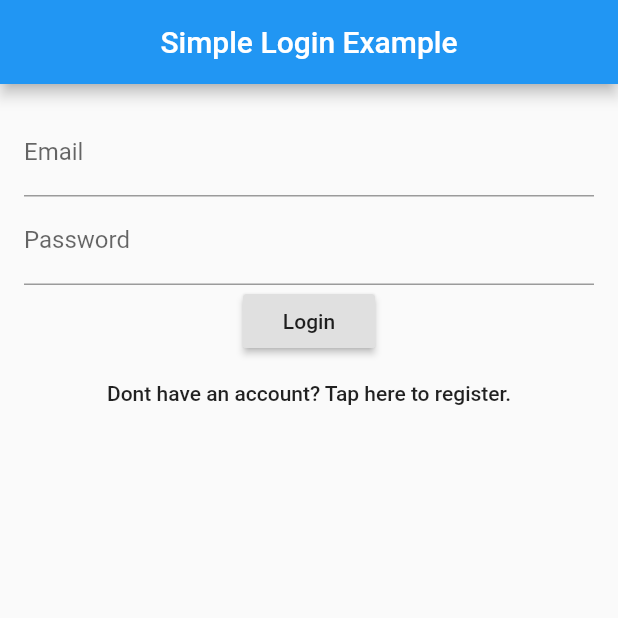
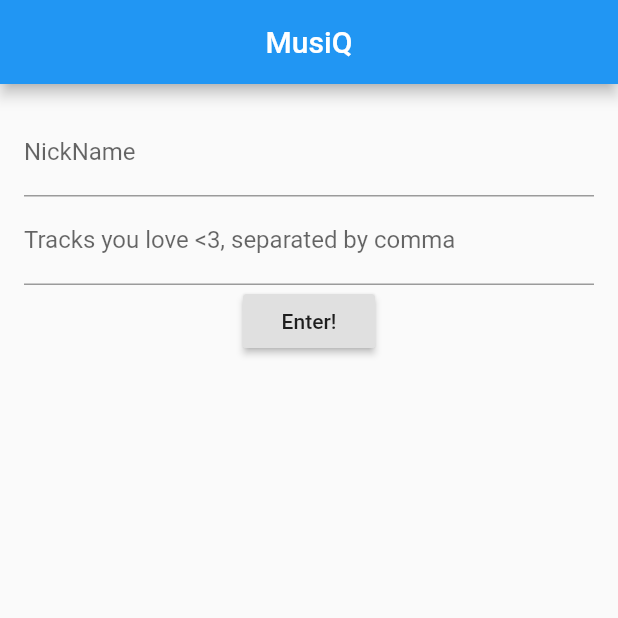
Before and after one commit to Matchin-Lernin/hackupc-comunity-project, a Flutter app: the screen it shows after launch, on a phone screen of 412 x 824 dp, the top half of it. Run offline on Flutter 3.47's test engine with Material 2 defaults, Android fonts, the phone set to English and light mode, and no system bars; missing offline and left inert: animated_qr_code_scanner.

Commit message:
a lot of changes

```diff
--- a/lib/Local.dart
+++ b/lib/Local.dart
@@ -31,7 +31,7 @@ class LocalScreen extends StatelessWidget {
 
    _makeGetRequest(String idLocal) async {
     // make GET request
-    var newMusic = _music.replaceAll(new RegExp(r'\s*,\s*'), '-');
+    var newMusic = _music.replaceAll(new RegExp(r'\s*,\s*'), '-').replaceAll(new RegExp(r'(\s|\-)+'), '_').replaceAll(new RegExp(r'\s*,\s*'), '-');
     print(newMusic);
     String url = 'http://04f46746.ngrok.io/add/$_email/$_localId/$newMusic';
     get(url);
--- a/lib/Login.dart
+++ b/lib/Login.dart
@@ -1,5 +1,4 @@
 import 'package:flutter/material.dart';
-import 'package:shared_preferences/shared_preferences.dart';
 import 'Scanner.dart';
 
 class LoginPage extends StatefulWidget {
@@ -7,41 +6,25 @@ class LoginPage extends StatefulWidget {
   State<StatefulWidget> createState() => new _LoginPageState();
 }
 
-// Used for controlling whether the user is loggin or creating an account
-enum FormType {
-  login,
-  register
-}
 
 class _LoginPageState extends State<LoginPage> {
 
-  final TextEditingController _emailFilter = new TextEditingController();
-  final TextEditingController _passwordFilter = new TextEditingController();
+  final TextEditingController _nicknameFilter = new TextEditingController();
   final TextEditingController _musicFilter = new TextEditingController();
-  String _email = "";
-  String _password = "";
+  String _nickname = "";
   String _music = "";
-  FormType _form = FormType.login; // our default setting is to login, and we should switch to creating an account when the user chooses to
 
   _LoginPageState() {
-    _emailFilter.addListener(_emailListen);
-    _passwordFilter.addListener(_passwordListen);
+    _nicknameFilter.addListener(_nicknameListen);
+    _musicFilter.addListener(_musicListen);
     _musicFilter.addListener(_musicListen);
   }
 
-  void _emailListen() {
-    if (_emailFilter.text.isEmpty) {
-      _email = "";
+  void _nicknameListen() {
+    if (_nicknameFilter.text.isEmpty) {
+      _nickname = "";
     } else {
-      _email = _emailFilter.text;
-    }
-  }
-
-  void _passwordListen() {
-    if (_passwordFilter.text.isEmpty) {
-      _password = "";
-    } else {
-      _password = _passwordFilter.text;
+      _nickname = _nicknameFilter.text;
     }
   }
 
@@ -49,20 +32,10 @@ class _LoginPageState extends State<LoginPage> {
     if (_musicFilter.text.isEmpty) {
       _music = "";
     } else {
-      _music = _passwordFilter.text;
+      _music = _musicFilter.text;
     }
   }
 
-  // Swap in between our two forms, registering and logging in
-  void _formChange () async {
-    setState(() {
-      if (_form == FormType.login) {
-        _form = FormType.register;
-      }else{
-        _form = FormType.login;
-      }
-    });
-  }
 
   @override
   Widget build(BuildContext context) {
@@ -82,136 +55,56 @@ class _LoginPageState extends State<LoginPage> {
 
   Widget _buildBar(BuildContext context) {
     return new AppBar(
-      title: new Text("Simple Login Example"),
+      title: new Text("MusiQ"),
       centerTitle: true,
     );
   }
 
   Widget _buildTextFields() {
-    if (_form == FormType.login) {
     return new Container(
       child: new Column(
         children: <Widget>[
           new Container(
             child: new TextField(
-              controller: _emailFilter,
+              controller: _nicknameFilter,
               decoration: new InputDecoration(
-                labelText: 'Email'
+                labelText: 'NickName'
               ),
-            ),
-          ),
-          new Container(
-            child: new TextField(
-              controller: _passwordFilter,
-              decoration: new InputDecoration(
-                labelText: 'Password'
-              ),
-              obscureText: true,
-            ),
-          )
-        ],
-      ),
-    );
-    }else{
-      return new Container(
-      child: new Column(
-        children: <Widget>[
-          new Container(
-            child: new TextField(
-              controller: _emailFilter,
-              decoration: new InputDecoration(
-                labelText: 'Email'
-              ),
-            ),
-          ),
-          new Container(
-            child: new TextField(
-              controller: _passwordFilter,
-              decoration: new InputDecoration(
-                labelText: 'Password'
-              ),
-              obscureText: true,
             ),
           ),
           new Container(
             child: new TextField(
               controller: _musicFilter,
               decoration: new InputDecoration(
-                labelText: 'Music'
+                labelText: 'Tracks you love <3, separated by comma'
               ),
-              obscureText: true,
             ),
           )
         ],
       ),
     );
   }
-  }
 
   Widget _buildButtons() {
-    if (_form == FormType.login) {
     return new Container(
       child: new Column(
         children: <Widget>[
           new RaisedButton(
-              child: new Text('Login'),
+            child: new Text('Enter!'),
             onPressed: _loginPressed,
           ),
-            new FlatButton(
-              child: new Text('Dont have an account? Tap here to register.'),
-              onPressed: _formChange,
-            )
-          ],
-        ),
-      );
-    } else {
-      return new Container(
-        child: new Column(
-          children: <Widget>[
-            new RaisedButton(
-              child: new Text('Create an Account'),
-              onPressed: _createAccountPressed,
-            ),
-            new FlatButton(
-              child: new Text('Have an account? Click here to login.'),
-              onPressed: _formChange,
-            )
         ],
       ),
     );
   }
-  }
 
-  // These functions can self contain any user auth logic required, they all have access to _email and _password
+
+  // These functions can self contain any user auth logic required, they all have access to _nickname and _music
 
   void _loginPressed () {
-    print('The user wants to login with $_email and $_password');
+    print('The user wants to login with $_nickname and $_music');
     Navigator.push(
     context,
-    MaterialPageRoute(builder: (context) => Scanner(_email)),);
+    MaterialPageRoute(builder: (context) => Scanner(_nickname, _music)),);
   }
-
-
-  void _createAccountPressed () {
-    print('The user wants to create an accoutn with $_email and $_password');
-    _save();
 }
-
-  _save() async {
-    final prefs = await SharedPreferences.getInstance();
-    prefs.setString("email", _email);
-    prefs.setString("password", _password);
-    prefs.setString("music", _music);
-
-    print('saved user $_email');
-  }
-
-   _load() async {
-    final prefs = await SharedPreferences.getInstance();
-    _email = prefs.getString("email") ?? 0;
-    _password = prefs.getString("password") ?? 0;
-    _music = prefs.getString("music") ?? 0;
-    print('read user: $_email');
-  }
-
-}
```
Also changed, not shown: lib/Edit.dart (deleted, +0 -161 lines), lib/Scanner.dart (+8 -20 lines). Lines whose indentation alone changed are shown as unchanged.
